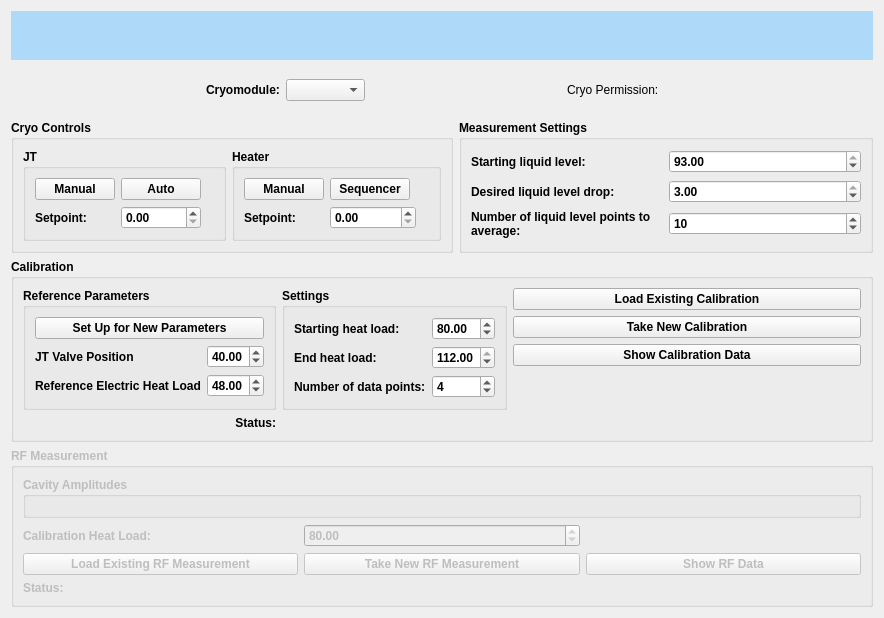
First picture: the form in q0.ui, repository ssoham/Q0Measurement, before the edit.
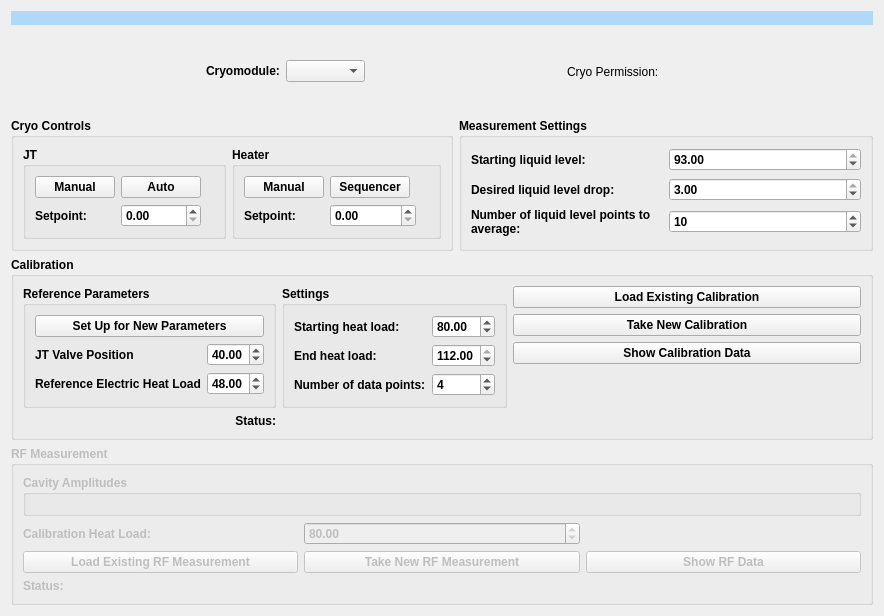
Second picture: the form after the edit. Custom widgets are drawn as their Qt base class.

Commit message: improving data printing

```diff
--- a/q0.ui
+++ b/q0.ui
@@ -7,7 +7,7 @@
     <x>0</x>
     <y>0</y>
     <width>884</width>
-    <height>618</height>
+    <height>616</height>
    </rect>
   </property>
   <property name="windowTitle">
@@ -814,6 +814,12 @@
    </item>
    <item row="0" column="0" colspan="2">
     <widget class="QLabel" name="label_16">
+     <property name="sizePolicy">
+      <sizepolicy hsizetype="Preferred" vsizetype="Maximum">
+       <horstretch>0</horstretch>
+       <verstretch>0</verstretch>
+      </sizepolicy>
+     </property>
      <property name="styleSheet">
       <string notr="true">background-color: rgb(175, 217, 248)</string>
      </property>
```
The commit also changes 2 other files.
